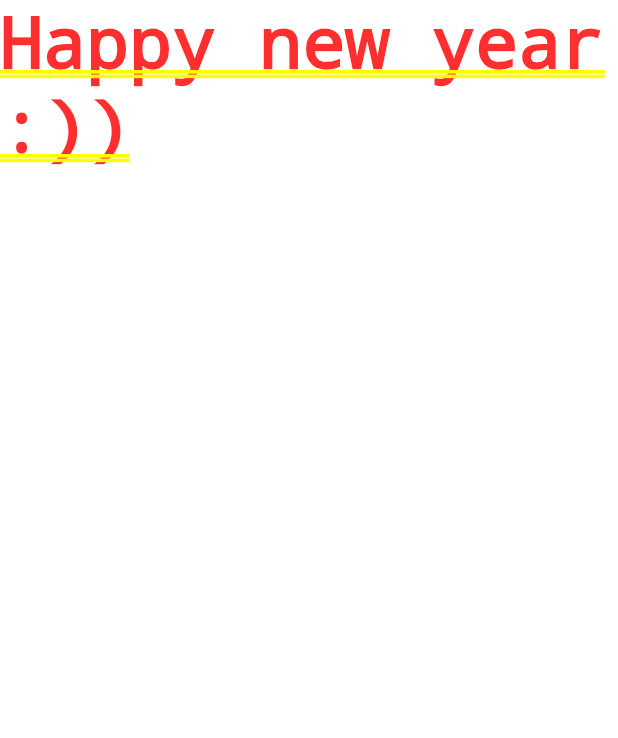
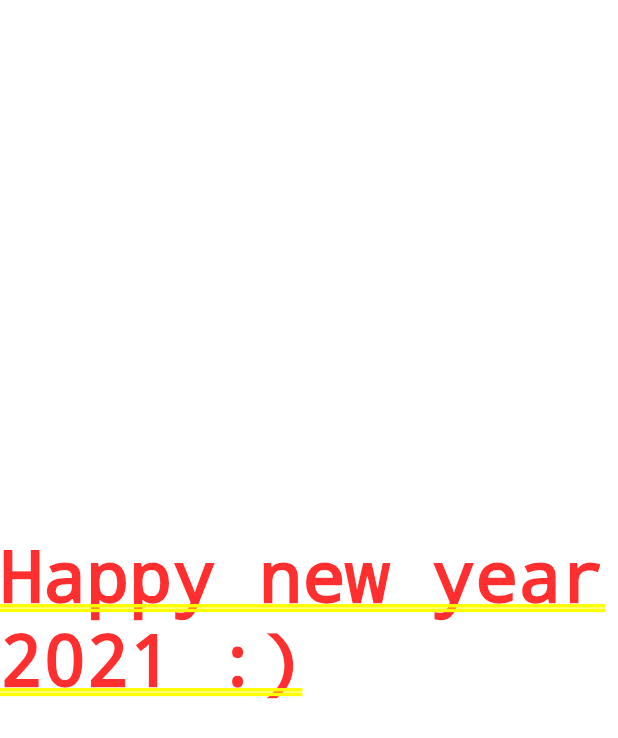
Before and after one commit to call-me-bk/definately_not_rich, a Flutter app: the screen it shows after launch, on a phone screen of 412 x 824 dp. Shown: the top 738 px of the screen. Run offline on Flutter 3.47's test engine with Material 2 defaults, Android fonts, the phone set to English and light mode, and no system bars.

Commit message:
Centered the Text using a Center

```diff
--- a/lib/main.dart
+++ b/lib/main.dart
@@ -2,6 +2,6 @@ import 'package:flutter/material.dart';
 
 void main() {
   runApp(MaterialApp(
-    home: Text('Happy new year :))'),
+    home: Center(child: Text('Happy new year 2021 :)'),),
   ));
 }
```
